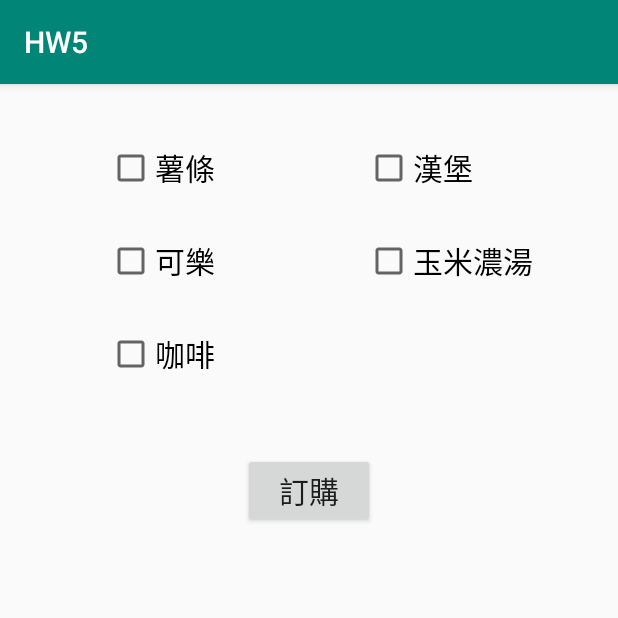
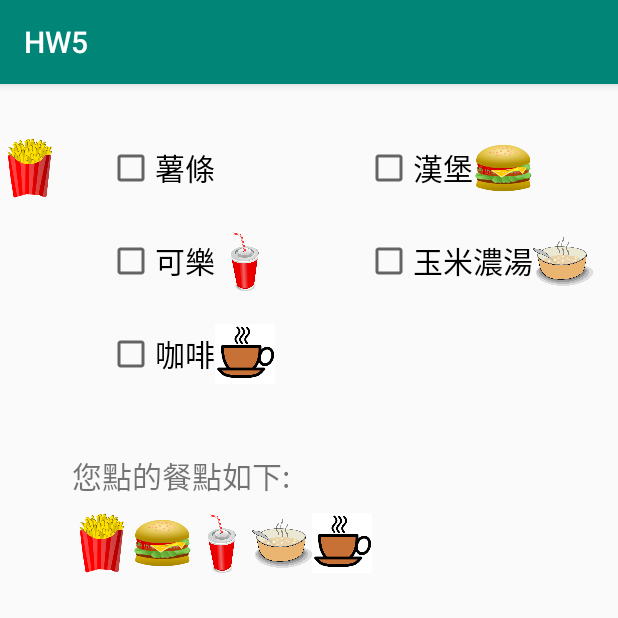
Before and after one commit to DerrickPikachu/HW5, an Android app: the screen it shows after launch (MainActivity), on a phone screen of 412 x 824 dp, the top half of it. Run offline under Robolectric (Android 15) with nearby library versions, the phone set to English and light mode, and no system bars.

Commit message:
layout complete:

```diff
--- a/app/src/main/res/layout/activity_main.xml
+++ b/app/src/main/res/layout/activity_main.xml
@@ -14,7 +14,7 @@
         android:text="@string/coffee"
         android:textSize="20sp"
         app:layout_constraintStart_toStartOf="@+id/checkBox1"
-        app:layout_constraintTop_toBottomOf="@+id/checkBox2" />
+        app:layout_constraintTop_toBottomOf="@+id/checkBox3" />
 
     <CheckBox
         android:id="@+id/checkBox1"
@@ -28,7 +28,7 @@
         app:layout_constraintTop_toTopOf="parent" />
 
     <CheckBox
-        android:id="@+id/checkBox2"
+        android:id="@+id/checkBox3"
         android:layout_width="wrap_content"
         android:layout_height="wrap_content"
         android:layout_marginTop="30dp"
@@ -38,7 +38,7 @@
         app:layout_constraintTop_toBottomOf="@+id/checkBox1" />
 
     <CheckBox
-        android:id="@+id/checkBox3"
+        android:id="@+id/checkBox2"
         android:layout_width="wrap_content"
         android:layout_height="wrap_content"
         android:layout_marginStart="50dp"
@@ -53,8 +53,8 @@
         android:layout_height="wrap_content"
         android:text="@string/corn_soup"
         android:textSize="20sp"
-        app:layout_constraintStart_toStartOf="@+id/checkBox3"
-        app:layout_constraintTop_toTopOf="@+id/checkBox2" />
+        app:layout_constraintStart_toStartOf="@+id/checkBox2"
+        app:layout_constraintTop_toTopOf="@+id/checkBox3" />
 
     <androidx.constraintlayout.widget.Guideline
         android:id="@+id/guideline"
@@ -63,16 +63,98 @@
         android:orientation="vertical"
         app:layout_constraintGuide_percent="0.47" />
 
-    <Button
-        android:id="@+id/order"
+    <ImageView
+        android:id="@+id/food1"
+        android:layout_width="40dp"
+        android:layout_height="40dp"
+        app:layout_constraintBottom_toBottomOf="@+id/checkBox1"
+        app:layout_constraintTop_toTopOf="@+id/checkBox1"
+        app:srcCompat="@drawable/frenchfry"
+        tools:layout_editor_absoluteX="143dp" />
+
+    <ImageView
+        android:id="@+id/food2"
+        android:layout_width="40dp"
+        android:layout_height="40dp"
+        app:layout_constraintBottom_toBottomOf="@+id/checkBox2"
+        app:layout_constraintStart_toEndOf="@+id/checkBox2"
+        app:layout_constraintTop_toTopOf="@+id/checkBox2"
+        app:srcCompat="@drawable/burger" />
+
+    <ImageView
+        android:id="@+id/food3"
+        android:layout_width="40dp"
+        android:layout_height="40dp"
+        app:layout_constraintBottom_toBottomOf="@+id/checkBox3"
+        app:layout_constraintStart_toEndOf="@+id/checkBox3"
+        app:layout_constraintTop_toTopOf="@+id/checkBox3"
+        app:srcCompat="@drawable/softdrink" />
+
+    <ImageView
+        android:id="@+id/food4"
+        android:layout_width="40dp"
+        android:layout_height="40dp"
+        app:layout_constraintBottom_toBottomOf="@+id/checkBox4"
+        app:layout_constraintStart_toEndOf="@+id/checkBox4"
+        app:layout_constraintTop_toTopOf="@+id/checkBox4"
+        app:srcCompat="@drawable/soup" />
+
+    <ImageView
+        android:id="@+id/food5"
+        android:layout_width="40dp"
+        android:layout_height="40dp"
+        app:layout_constraintBottom_toBottomOf="@+id/checkBox5"
+        app:layout_constraintStart_toEndOf="@+id/checkBox5"
+        app:layout_constraintTop_toTopOf="@+id/checkBox5"
+        app:srcCompat="@drawable/coffee" />
+
+    <TextView
+        android:id="@+id/hintTxv"
         android:layout_width="wrap_content"
         android:layout_height="wrap_content"
         android:layout_marginTop="50dp"
-        android:text="@string/order"
+        android:text="@string/hint"
         android:textSize="20sp"
-        app:layout_constraintEnd_toEndOf="parent"
-        app:layout_constraintHorizontal_bias="0.5"
-        app:layout_constraintStart_toStartOf="parent"
+        app:layout_constraintEnd_toStartOf="@+id/guideline"
         app:layout_constraintTop_toBottomOf="@+id/checkBox5" />
 
+    <LinearLayout
+        android:layout_width="wrap_content"
+        android:layout_height="wrap_content"
+        android:layout_marginTop="10dp"
+        android:orientation="horizontal"
+        app:layout_constraintStart_toStartOf="@+id/hintTxv"
+        app:layout_constraintTop_toBottomOf="@+id/hintTxv">
+
+        <ImageView
+            android:id="@+id/appear1"
+            android:layout_width="40dp"
+            android:layout_height="40dp"
+            app:srcCompat="@drawable/frenchfry" />
+
+        <ImageView
+            android:id="@+id/appear2"
+            android:layout_width="40dp"
+            android:layout_height="40dp"
+            app:srcCompat="@drawable/burger" />
+
+        <ImageView
+            android:id="@+id/appear3"
+            android:layout_width="40dp"
+            android:layout_height="40dp"
+            app:srcCompat="@drawable/softdrink" />
+
+        <ImageView
+            android:id="@+id/appear4"
+            android:layout_width="40dp"
+            android:layout_height="40dp"
+            app:srcCompat="@drawable/soup" />
+
+        <ImageView
+            android:id="@+id/appear5"
+            android:layout_width="40dp"
+            android:layout_height="40dp"
+            app:srcCompat="@drawable/coffee" />
+    </LinearLayout>
+
 </androidx.constraintlayout.widget.ConstraintLayout>
--- a/app/src/main/res/values/strings.xml
+++ b/app/src/main/res/values/strings.xml
@@ -6,4 +6,5 @@
     <string name="corn_soup">玉米濃湯</string>
     <string name="order">訂購</string>
     <string name="coffee">咖啡</string>
+    <string name="hint">您點的餐點如下:</string>
 </resources>
```
Also changed, not shown: app/src/main/res/drawable/burger.png (added), app/src/main/res/drawable/coffee.png (added), app/src/main/res/drawable/frenchfry.png (added), app/src/main/res/drawable/softdrink.png (added), app/src/main/res/drawable/soup.png (added).
